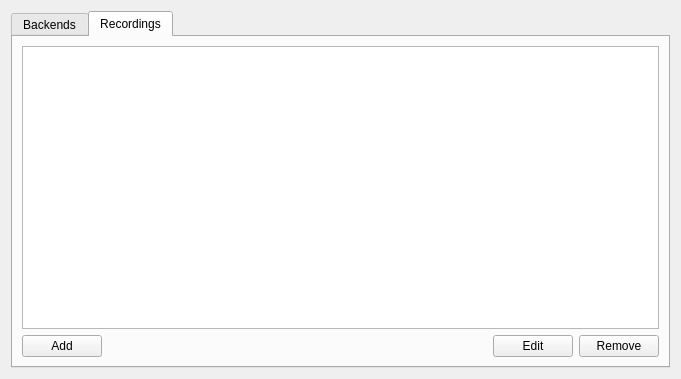
First picture: the form in simonlib/simontts/config/simonttsconfigurationdlg.ui, repository KDE/simon, before the edit.
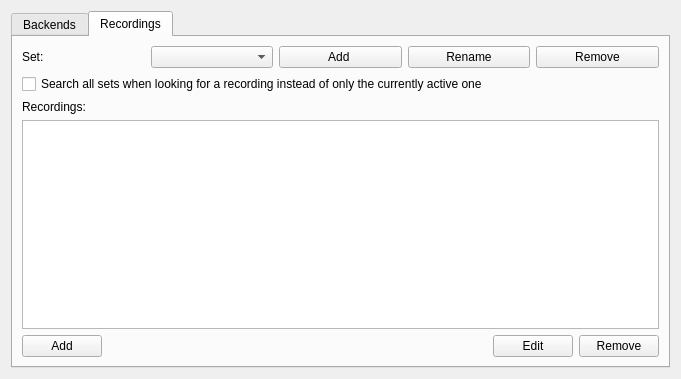
Second picture: the form after the edit. The open tabs and pages were chosen to show the change. Custom widgets are drawn as their Qt base class.

The edit to the form file:
```diff
--- a/simonlib/simontts/config/simonttsconfigurationdlg.ui
+++ b/simonlib/simontts/config/simonttsconfigurationdlg.ui
@@ -34,6 +34,55 @@
        <string>Recordings</string>
       </attribute>
       <layout class="QVBoxLayout" name="verticalLayout_3">
+       <item>
+        <layout class="QHBoxLayout" name="horizontalLayout_2">
+         <item>
+          <widget class="QLabel" name="label">
+           <property name="text">
+            <string>Set:</string>
+           </property>
+          </widget>
+         </item>
+         <item>
+          <widget class="KComboBox" name="kcfg_activeSet"/>
+         </item>
+         <item>
+          <widget class="KPushButton" name="pbAddSet">
+           <property name="text">
+            <string>Add </string>
+           </property>
+          </widget>
+         </item>
+         <item>
+          <widget class="KPushButton" name="pbRenameSet">
+           <property name="text">
+            <string>Rename</string>
+           </property>
+          </widget>
+         </item>
+         <item>
+          <widget class="KPushButton" name="pbRemoveSet">
+           <property name="text">
+            <string>Remove</string>
+           </property>
+          </widget>
+         </item>
+        </layout>
+       </item>
+       <item>
+        <widget class="QCheckBox" name="kcfg_useRecordingsAcrossSets">
+         <property name="text">
+          <string>Search all sets when looking for a recording instead of only the currently active one</string>
+         </property>
+        </widget>
+       </item>
+       <item>
+        <widget class="QLabel" name="label_2">
+         <property name="text">
+          <string>Recordings:</string>
+         </property>
+        </widget>
+       </item>
        <item>
         <widget class="QListWidget" name="listWidget"/>
        </item>
@@ -87,6 +136,11 @@
    <extends>QPushButton</extends>
    <header>kpushbutton.h</header>
   </customwidget>
+  <customwidget>
+   <class>KComboBox</class>
+   <extends>QComboBox</extends>
+   <header>kcombobox.h</header>
+  </customwidget>
   <customwidget>
    <class>KTabWidget</class>
    <extends>QTabWidget</extends>
```
Left out of the diff: 8 changed lines with no effect on the pictures.
